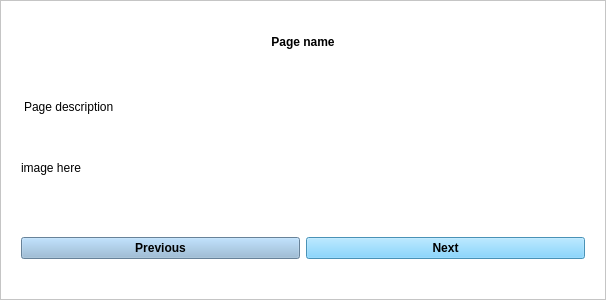
Above: copyclare/ui/tutorial_popup.ui from MotionInput/Team14-CopyClare before the change. Below: the same form after it.
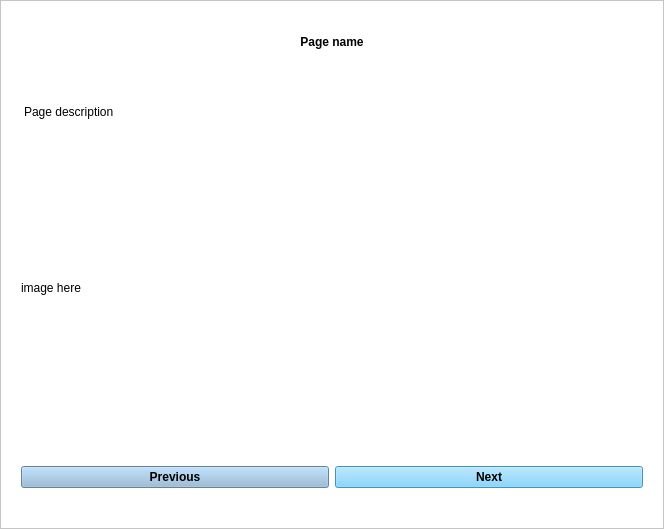
That is the form after the change.

The edit to the form file:
```diff
--- a/copyclare/ui/tutorial_popup.ui
+++ b/copyclare/ui/tutorial_popup.ui
@@ -6,8 +6,8 @@
    <rect>
     <x>0</x>
     <y>0</y>
-    <width>606</width>
-    <height>300</height>
+    <width>664</width>
+    <height>529</height>
    </rect>
   </property>
   <property name="maximumSize">
```
Left out of the diff: 7 changed lines with no effect on the pictures.
